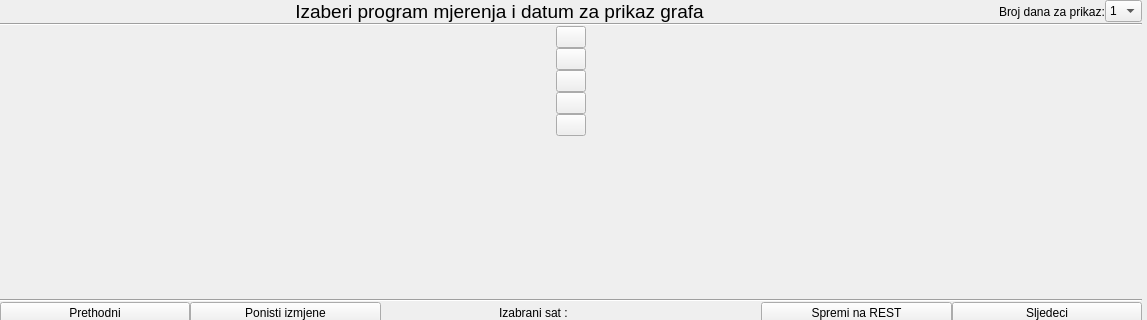
Old version of the form app/view/ui_files/konc_graf_panel.ui in the repository kluksa/kontrola-podataka; both pictures show x 0 to 1147 and y 0 to 320 of the 1147 by 793 pixel window.
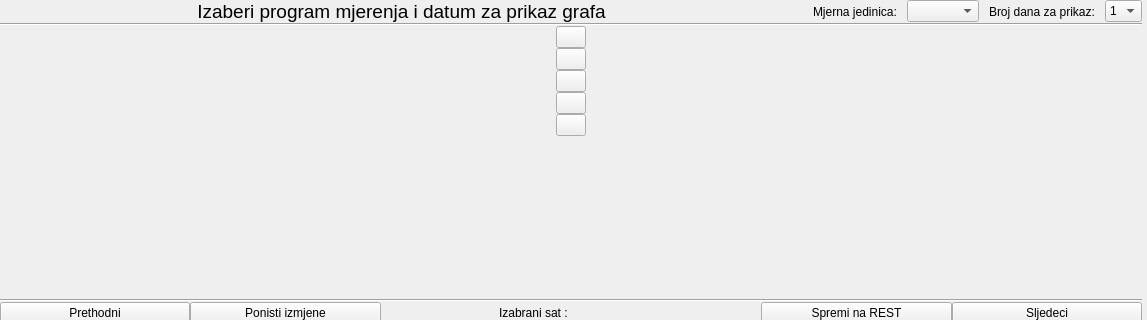
New version of the form.

Commit message:
konverzija mjernih jedinica
- dodana je konverzija mjernih jedinica za tab sa koncentracijama
- combobox za promjenu jedinice je u gornjem desnom kutu
-podrzava se konverzija izmedju : ppm, ppb, mg/m3 i ug/m3

Diff of the .ui file:
```diff
--- a/app/view/ui_files/konc_graf_panel.ui
+++ b/app/view/ui_files/konc_graf_panel.ui
@@ -37,6 +37,9 @@
    </property>
    <item>
     <layout class="QHBoxLayout" name="horizontalLayout_5">
+     <property name="spacing">
+      <number>10</number>
+     </property>
      <item>
       <widget class="QLabel" name="glavniLabel">
        <property name="sizePolicy">
@@ -67,6 +70,29 @@
        </property>
       </widget>
      </item>
+     <item>
+      <widget class="QLabel" name="label_6">
+       <property name="sizePolicy">
+        <sizepolicy hsizetype="Minimum" vsizetype="Preferred">
+         <horstretch>0</horstretch>
+         <verstretch>0</verstretch>
+        </sizepolicy>
+       </property>
+       <property name="text">
+        <string>Mjerna jedinica:</string>
+       </property>
+      </widget>
+     </item>
+     <item>
+      <widget class="QComboBox" name="comboBoxMjernaJedinica">
+       <property name="sizePolicy">
+        <sizepolicy hsizetype="Minimum" vsizetype="Fixed">
+         <horstretch>0</horstretch>
+         <verstretch>0</verstretch>
+        </sizepolicy>
+       </property>
+      </widget>
+     </item>
      <item>
       <widget class="QLabel" name="label_3">
        <property name="sizePolicy">
```
Left out of the diff: 6 changed lines with no effect on the pictures. The commit also changes 7 other files.
